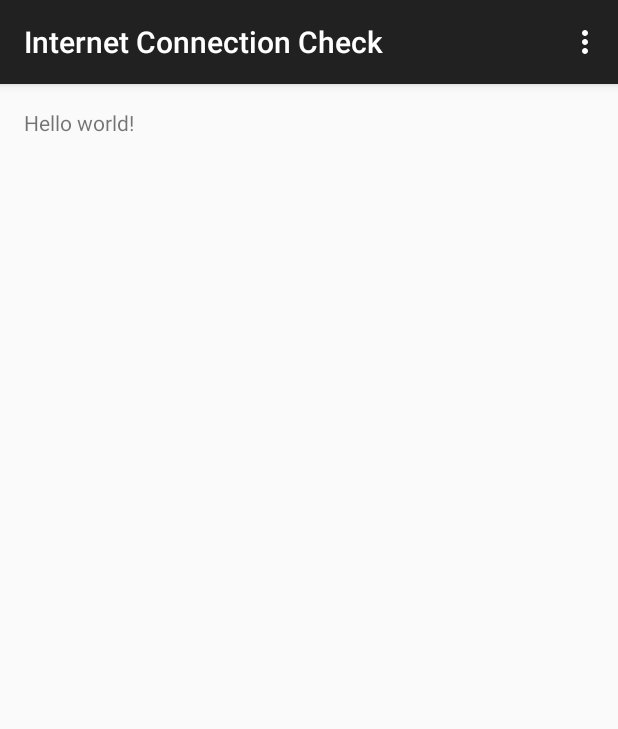
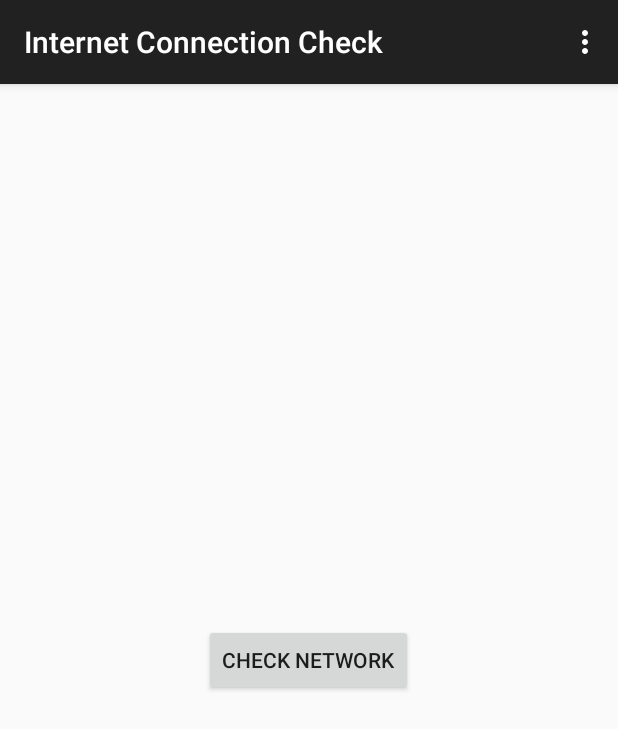
Before and after one commit to landtanin/Internet_Connection_Check, an Android app: the screen it shows after launch (MainActivity), on a phone screen of 412 x 824 dp. Shown: the top 729 px of the screen. Run offline under Robolectric (Android 15) with nearby library versions, the phone set to English and light mode, and no system bars.

Commit message:
finish 1

```diff
--- a/app/src/main/java/silica/landtanin/internetconnectioncheck/MainActivity.java
+++ b/app/src/main/java/silica/landtanin/internetconnectioncheck/MainActivity.java
@@ -1,16 +1,68 @@
 package silica.landtanin.internetconnectioncheck;
 
+import android.net.ConnectivityManager;
+import android.net.NetworkInfo;
 import android.support.v7.app.AppCompatActivity;
 import android.os.Bundle;
 import android.view.Menu;
 import android.view.MenuItem;
+import android.view.View;
+import android.widget.Button;
+import android.widget.Toast;
 
 public class MainActivity extends AppCompatActivity {
+
+    private Button checkNetButton;
 
     @Override
     protected void onCreate(Bundle savedInstanceState) {
         super.onCreate(savedInstanceState);
         setContentView(R.layout.activity_main);
+
+        //bindwidget
+        bindwidget();
+
+        //Check Online Method
+        isOnline();
+
+        //button controller
+        buttonController();
+    }
+
+    private void bindwidget() {
+
+        checkNetButton = (Button) findViewById(R.id.button);
+
+    }
+
+    private void buttonController() {
+        checkNetButton.setOnClickListener(new View.OnClickListener() {
+            @Override
+            public void onClick(View view) {
+
+                if (isOnline() == true) {
+                    Toast.makeText(MainActivity.this, "Connected", 5000).show();
+                } else {
+                    Toast.makeText(MainActivity.this, "Connection Failed", 5000).show();
+                }
+            }
+        });
+    }
+
+    private boolean isOnline() {
+
+        Boolean result = false;
+
+        ConnectivityManager objConnectManager = (ConnectivityManager) getSystemService(CONNECTIVITY_SERVICE);
+        NetworkInfo objNetWorkInfo = objConnectManager.getActiveNetworkInfo();
+
+        if (objNetWorkInfo != null && objNetWorkInfo.isConnected()) {
+            result = true;
+        } else {
+            result = false;
+        }
+
+        return result;
     }
 
     @Override
--- a/app/src/main/res/layout/activity_main.xml
+++ b/app/src/main/res/layout/activity_main.xml
@@ -5,7 +5,12 @@
     android:paddingTop="@dimen/activity_vertical_margin"
     android:paddingBottom="@dimen/activity_vertical_margin" tools:context=".MainActivity">
 
-    <TextView android:text="@string/hello_world" android:layout_width="wrap_content"
-        android:layout_height="wrap_content" />
+    <Button
+        android:layout_width="wrap_content"
+        android:layout_height="wrap_content"
+        android:text="Check Network"
+        android:id="@+id/button"
+        android:layout_centerVertical="true"
+        android:layout_centerHorizontal="true" />
 
 </RelativeLayout>
```
